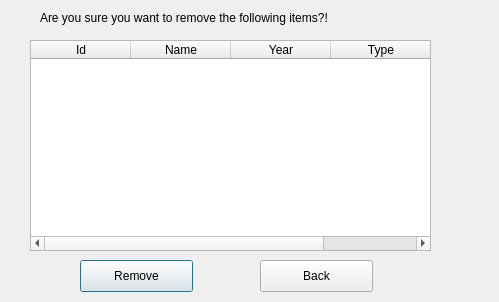
First picture: the form in gui/remove/removecomp.ui, repository HelgiThomas/Verklegt31, before the edit.
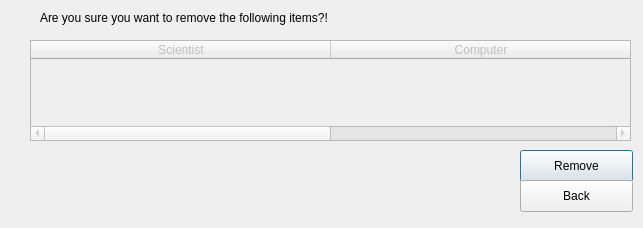
Second picture: the form after the edit.

Patch:
```diff
--- a/gui/remove/removecomp.ui
+++ b/gui/remove/removecomp.ui
@@ -6,8 +6,8 @@
    <rect>
     <x>0</x>
     <y>0</y>
-    <width>499</width>
-    <height>302</height>
+    <width>643</width>
+    <height>228</height>
    </rect>
   </property>
   <property name="windowTitle">
@@ -29,8 +29,8 @@
   <widget class="QPushButton" name="button_removeComp">
    <property name="geometry">
     <rect>
-     <x>80</x>
-     <y>260</y>
+     <x>520</x>
+     <y>150</y>
      <width>113</width>
      <height>32</height>
     </rect>
@@ -40,40 +40,36 @@
    </property>
   </widget>
   <widget class="QTableWidget" name="table_comp">
+   <property name="enabled">
+    <bool>false</bool>
+   </property>
    <property name="geometry">
     <rect>
      <x>30</x>
      <y>40</y>
-     <width>401</width>
-     <height>211</height>
+     <width>601</width>
+     <height>101</height>
     </rect>
    </property>
+   <attribute name="horizontalHeaderDefaultSectionSize">
+    <number>300</number>
+   </attribute>
    <column>
     <property name="text">
-     <string>Id</string>
+     <string>Scientist</string>
     </property>
    </column>
    <column>
     <property name="text">
-     <string>Name</string>
-    </property>
-   </column>
-   <column>
-    <property name="text">
-     <string>Year</string>
-    </property>
-   </column>
-   <column>
-    <property name="text">
-     <string>Type</string>
+     <string>Computer</string>
     </property>
    </column>
   </widget>
   <widget class="QPushButton" name="pushButton">
    <property name="geometry">
     <rect>
-     <x>260</x>
-     <y>260</y>
+     <x>520</x>
+     <y>180</y>
      <width>113</width>
      <height>32</height>
     </rect>
```
